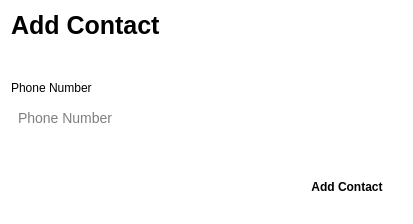
First picture: the form in ui/AddContact/addcontact.ui, repository YousefAdel777/ChatAppGUI, before the edit.
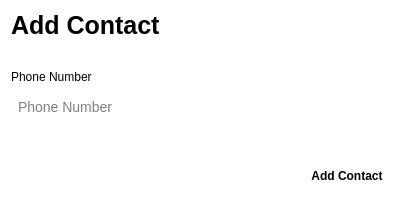
Second picture: the form after the edit.

Patch:
```diff
--- a/ui/AddContact/addcontact.ui
+++ b/ui/AddContact/addcontact.ui
@@ -1,13 +1,13 @@
 <?xml version="1.0" encoding="UTF-8"?>
 <ui version="4.0">
  <class>AddContact</class>
- <widget class="QWidget" name="AddContact">
+ <widget class="QDialog" name="AddContact">
   <property name="geometry">
    <rect>
     <x>0</x>
     <y>0</y>
     <width>413</width>
-    <height>224</height>
+    <height>213</height>
    </rect>
   </property>
   <property name="windowTitle">
```
